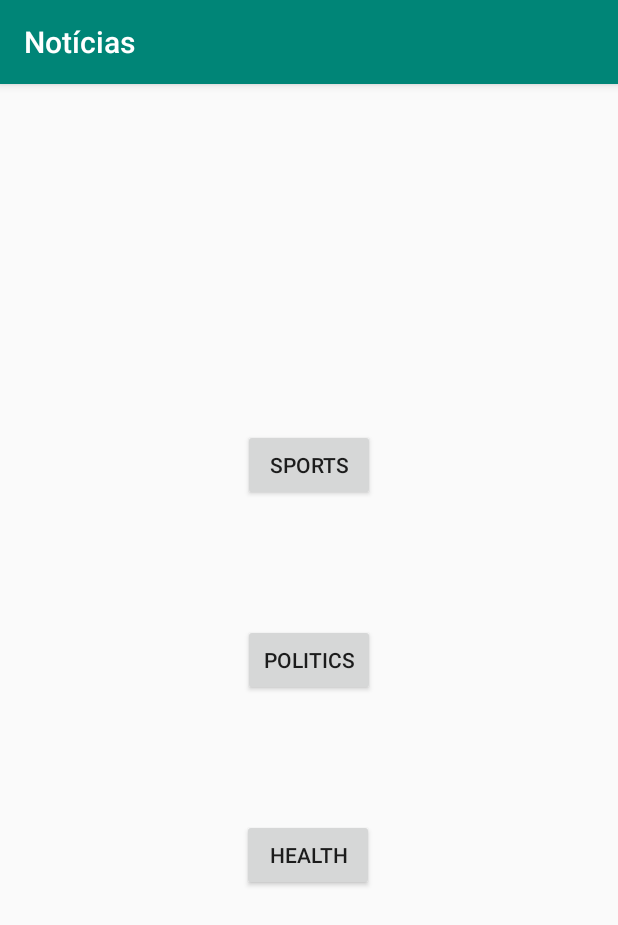
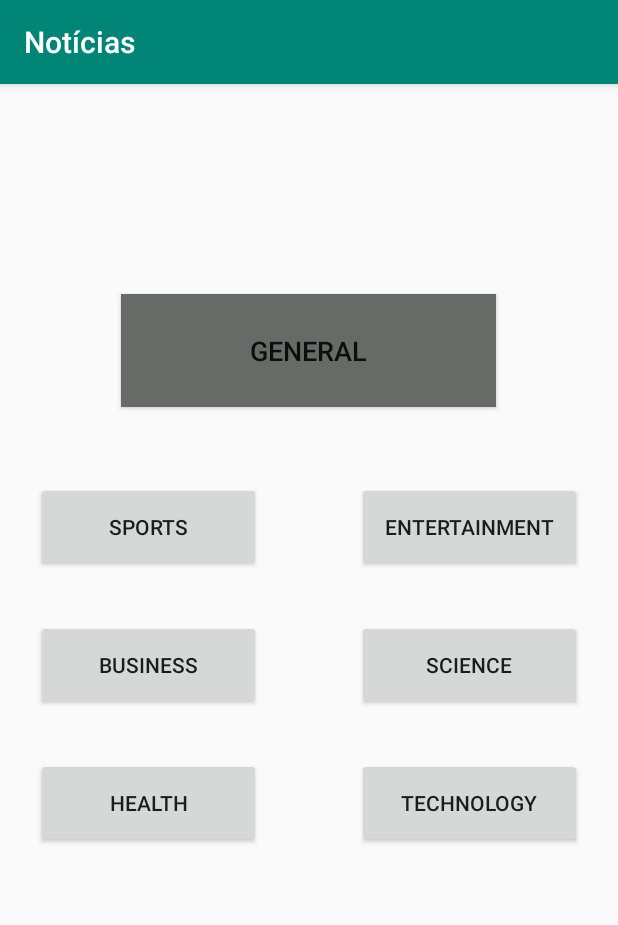
Before and after one commit to Icrum/NewsApp, an Android app: the screen it shows after launch (MainActivity), on a phone screen of 412 x 824 dp. Shown: the top 925 px of the screen. Run offline under Robolectric (Android 15) with nearby library versions, the phone set to English and light mode, and no system bars.

Commit message:
Added all the categories buttons and made new constraints to the webview

```diff
--- a/app/src/main/java/com/example/noticias/MainActivity.java
+++ b/app/src/main/java/com/example/noticias/MainActivity.java
@@ -13,11 +13,17 @@ public class MainActivity extends AppCompatActivity {
     Button buttonPolitcs;
     Button buttonHealth;
     Button buttonSports;
+    Button buttonEntertainment;
+    Button buttonScience;
+    Button buttonTechnology;
+    Button buttonGeneral;
+
 
     @Override
     protected void onCreate(Bundle savedInstanceState) {
         super.onCreate(savedInstanceState);
         setContentView(R.layout.activity_main);
+
 
         buttonPolitcs=findViewById(R.id.buttonPolitics);
         buttonPolitcs.setOnClickListener(new View.OnClickListener() {
@@ -25,7 +31,7 @@ public class MainActivity extends AppCompatActivity {
             public void onClick(View v) {
                 Intent intent = new Intent(MainActivity.this,NewsActivity.class);
                 intent.putExtra("category","business");
-                Toast.makeText(getBaseContext(), "Politics", Toast.LENGTH_SHORT).show();
+                Toast.makeText(getBaseContext(), "Business", Toast.LENGTH_SHORT).show();
                 startActivity(intent);
 
             }
@@ -49,7 +55,55 @@ public class MainActivity extends AppCompatActivity {
             public void onClick(View v) {
                 Intent intent = new Intent(MainActivity.this,NewsActivity.class);
                 intent.putExtra("category","sports");
-                Toast.makeText(getBaseContext(), "Sport", Toast.LENGTH_SHORT).show();
+                Toast.makeText(getBaseContext(), "Sports", Toast.LENGTH_SHORT).show();
+                startActivity(intent);
+
+            }
+        });
+
+        buttonEntertainment=findViewById(R.id.buttonEntertainment);
+        buttonEntertainment.setOnClickListener(new View.OnClickListener() {
+            @Override
+            public void onClick(View v) {
+                Intent intent = new Intent(MainActivity.this,NewsActivity.class);
+                intent.putExtra("category","entertainment");
+                Toast.makeText(getBaseContext(), "Entertainment", Toast.LENGTH_SHORT).show();
+                startActivity(intent);
+
+            }
+        });
+
+        buttonScience=findViewById(R.id.buttonScience);
+        buttonScience.setOnClickListener(new View.OnClickListener() {
+            @Override
+            public void onClick(View v) {
+                Intent intent = new Intent(MainActivity.this,NewsActivity.class);
+                intent.putExtra("category","science");
+                Toast.makeText(getBaseContext(), "Science", Toast.LENGTH_SHORT).show();
+                startActivity(intent);
+
+            }
+        });
+
+        buttonTechnology=findViewById(R.id.buttonTechnology);
+        buttonTechnology.setOnClickListener(new View.OnClickListener() {
+            @Override
+            public void onClick(View v) {
+                Intent intent = new Intent(MainActivity.this,NewsActivity.class);
+                intent.putExtra("category","technology");
+                Toast.makeText(getBaseContext(), "Technology", Toast.LENGTH_SHORT).show();
+                startActivity(intent);
+
+            }
+        });
+
+        buttonGeneral=findViewById(R.id.buttonGeneral);
+        buttonGeneral.setOnClickListener(new View.OnClickListener() {
+            @Override
+            public void onClick(View v) {
+                Intent intent = new Intent(MainActivity.this,NewsActivity.class);
+                intent.putExtra("category","general");
+                Toast.makeText(getBaseContext(), "General", Toast.LENGTH_SHORT).show();
                 startActivity(intent);
 
             }
--- a/app/src/main/java/com/example/noticias/NewsActivity.java
+++ b/app/src/main/java/com/example/noticias/NewsActivity.java
@@ -59,7 +59,7 @@ public class NewsActivity extends AppCompatActivity {
 
 
         String categoria = value;
-        String url= "https://newsapi.org/v2/top-headlines?category="+categoria+"&language=pt&apiKey=1aee768fcfe945e9bc8e8a689668ec67";
+        String url= "https://newsapi.org/v2/top-headlines?category="+categoria+"&language=pt&country=pt&apiKey=1aee768fcfe945e9bc8e8a689668ec67";
 
         VolleyHelper.getAllData(this, url, new VolleyHelper.OnGetAllDataListener() {
             @Override
--- a/app/src/main/res/layout/activity_main.xml
+++ b/app/src/main/res/layout/activity_main.xml
@@ -8,54 +8,94 @@
 
     <Button
         android:id="@+id/buttonSports"
-        android:layout_width="wrap_content"
-        android:layout_height="wrap_content"
+        android:layout_width="150dp"
+        android:layout_height="60dp"
+        android:layout_marginStart="24dp"
+        android:layout_marginLeft="24dp"
+        android:layout_marginTop="50dp"
+        android:text="@string/desporto"
+        app:layout_constraintStart_toStartOf="parent"
+        app:layout_constraintTop_toBottomOf="@+id/buttonGeneral" />
+
+    <Button
+        android:id="@+id/buttonPolitics"
+        android:layout_width="150dp"
+        android:layout_height="60dp"
+        android:layout_marginStart="24dp"
+        android:layout_marginLeft="24dp"
+        android:layout_marginTop="32dp"
+        android:text="@string/negocios"
+        app:layout_constraintStart_toStartOf="parent"
+        app:layout_constraintTop_toBottomOf="@+id/buttonSports" />
+
+    <Button
+        android:id="@+id/buttonHealth"
+        android:layout_width="150dp"
+        android:layout_height="60dp"
+        android:layout_marginStart="24dp"
+        android:layout_marginLeft="24dp"
+        android:layout_marginTop="32dp"
+        android:layout_marginBottom="8dp"
+        android:text="@string/saude"
+        app:layout_constraintBottom_toBottomOf="parent"
+        app:layout_constraintStart_toStartOf="parent"
+        app:layout_constraintTop_toBottomOf="@+id/buttonPolitics"
+        app:layout_constraintVertical_bias="0.0" />
+
+    <Button
+        android:id="@+id/buttonEntertainment"
+        android:layout_width="150dp"
+        android:layout_height="60dp"
+        android:layout_marginTop="50dp"
+        android:layout_marginEnd="24dp"
+        android:layout_marginRight="24dp"
+        android:text="@string/entertainment"
+        app:layout_constraintEnd_toEndOf="parent"
+        app:layout_constraintTop_toBottomOf="@+id/buttonGeneral" />
+
+    <Button
+        android:id="@+id/buttonScience"
+        android:layout_width="150dp"
+        android:layout_height="60dp"
+        android:layout_marginTop="32dp"
+        android:layout_marginEnd="24dp"
+        android:layout_marginRight="24dp"
+        android:text="@string/science"
+        app:layout_constraintEnd_toEndOf="parent"
+        app:layout_constraintTop_toBottomOf="@+id/buttonEntertainment" />
+
+    <Button
+        android:id="@+id/buttonTechnology"
+        android:layout_width="150dp"
+        android:layout_height="60dp"
+        android:layout_marginTop="32dp"
+        android:layout_marginEnd="24dp"
+        android:layout_marginRight="24dp"
+        android:layout_marginBottom="8dp"
+        android:text="@string/technology"
+        app:layout_constraintBottom_toBottomOf="parent"
+        app:layout_constraintEnd_toEndOf="parent"
+        app:layout_constraintTop_toBottomOf="@+id/buttonScience"
+        app:layout_constraintVertical_bias="0.0" />
+
+    <Button
+        android:id="@+id/buttonGeneral"
+        android:layout_width="250dp"
+        android:layout_height="75dp"
         android:layout_marginStart="8dp"
         android:layout_marginLeft="8dp"
-        android:layout_marginTop="8dp"
+        android:layout_marginTop="16dp"
         android:layout_marginEnd="8dp"
         android:layout_marginRight="8dp"
         android:layout_marginBottom="8dp"
-        android:text="@string/desporto"
-        app:layout_constraintBottom_toTopOf="@+id/buttonPolitics"
+        android:background="#676B68"
+        android:text="@string/general"
+        android:textSize="18sp"
+        app:layout_constraintBottom_toBottomOf="parent"
         app:layout_constraintEnd_toEndOf="parent"
-        app:layout_constraintHorizontal_bias="0.501"
+        app:layout_constraintHorizontal_bias="0.496"
         app:layout_constraintStart_toStartOf="parent"
         app:layout_constraintTop_toTopOf="parent"
-        app:layout_constraintVertical_bias="0.75" />
-
-    <Button
-        android:id="@+id/buttonPolitics"
-        android:layout_width="wrap_content"
-        android:layout_height="wrap_content"
-        android:layout_marginStart="8dp"
-        android:layout_marginLeft="8dp"
-        android:layout_marginTop="8dp"
-        android:layout_marginEnd="8dp"
-        android:layout_marginRight="8dp"
-        android:layout_marginBottom="8dp"
-        android:text="@string/politca"
-        app:layout_constraintBottom_toBottomOf="parent"
-        app:layout_constraintEnd_toEndOf="parent"
-        app:layout_constraintStart_toStartOf="parent"
-        app:layout_constraintTop_toTopOf="parent" />
-
-    <Button
-        android:id="@+id/buttonHealth"
-        android:layout_width="wrap_content"
-        android:layout_height="wrap_content"
-        android:layout_marginStart="8dp"
-        android:layout_marginLeft="8dp"
-        android:layout_marginTop="8dp"
-        android:layout_marginEnd="8dp"
-        android:layout_marginRight="8dp"
-        android:layout_marginBottom="8dp"
-        android:text="@string/saude"
-        app:layout_constraintBottom_toBottomOf="parent"
-        app:layout_constraintEnd_toEndOf="parent"
-        app:layout_constraintHorizontal_bias="0.498"
-        app:layout_constraintStart_toStartOf="parent"
-        app:layout_constraintTop_toBottomOf="@+id/buttonPolitics"
-        app:layout_constraintVertical_bias="0.25" />
+        app:layout_constraintVertical_bias="0.185" />
 
 </android.support.constraint.ConstraintLayout>
--- a/app/src/main/res/layout/activity_news_on_click.xml
+++ b/app/src/main/res/layout/activity_news_on_click.xml
@@ -8,11 +8,11 @@
 
     <WebView
         android:id="@+id/webview"
-        android:layout_width="378dp"
-        android:layout_height="694dp"
+        android:layout_width="0dp"
+        android:layout_height="0dp"
         android:layout_marginStart="8dp"
         android:layout_marginLeft="8dp"
-        android:layout_marginTop="8dp"
+        android:layout_marginTop="14dp"
         android:layout_marginEnd="8dp"
         android:layout_marginRight="8dp"
         android:layout_marginBottom="8dp"
--- a/app/src/main/res/values/strings.xml
+++ b/app/src/main/res/values/strings.xml
@@ -2,7 +2,12 @@
     <string name="app_name">Notícias</string>
     <string name="desporto">Sports</string>
     <string name="politca">Politics</string>
+    <string name="negocios">Business</string>
     <string name="saude">Health</string>
     <string name="Title">Title</string>
     <string name="Description">Description</string>
+    <string name="entertainment">Entertainment</string>
+    <string name="science">Science</string>
+    <string name="technology">Technology</string>
+    <string name="general">General</string>
 </resources>
```
